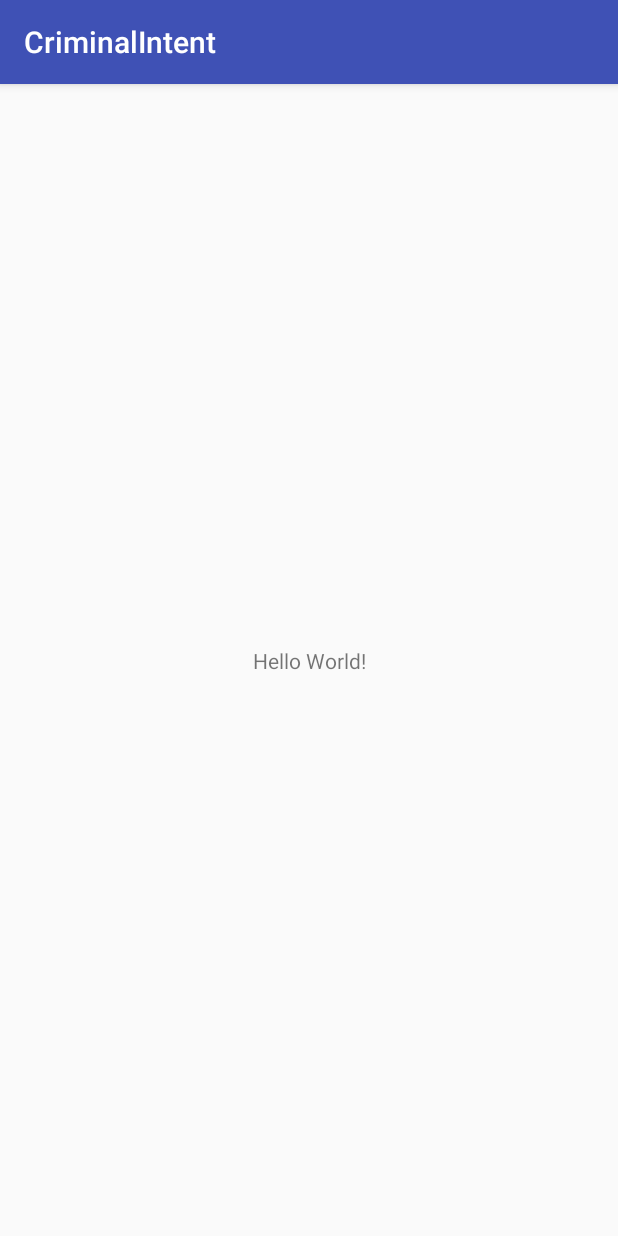
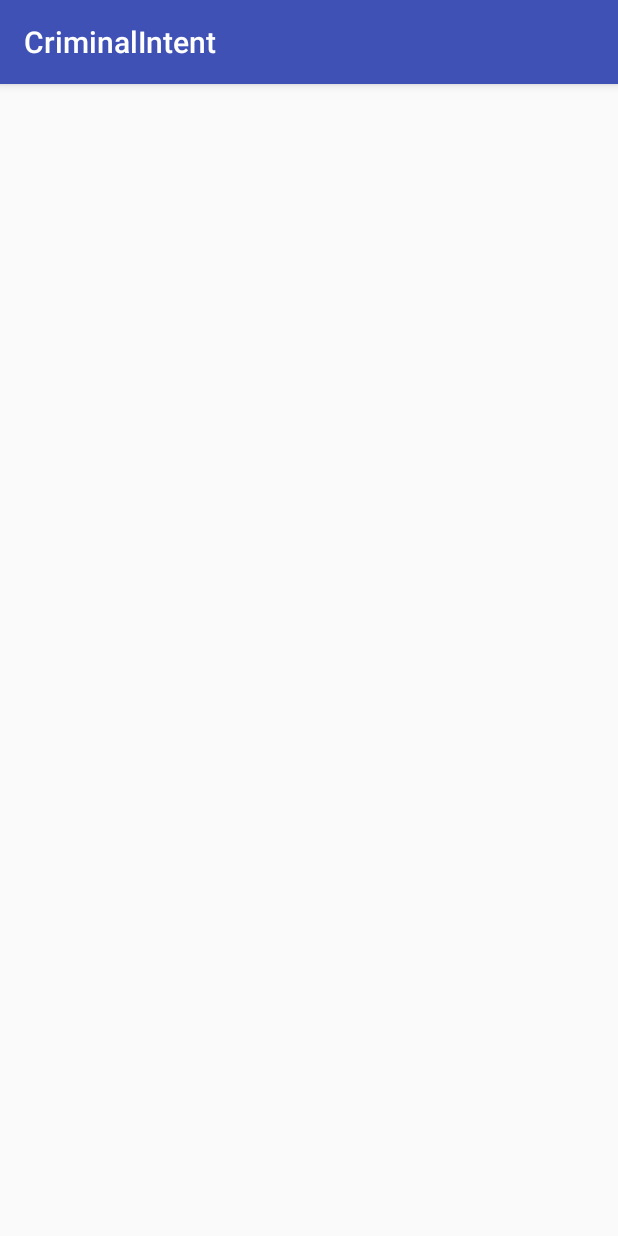
Before and after one commit to macuta/CriminalIntent, an Android app: the screen it shows after launch (CrimeActivity), on a phone screen of 412 x 824 dp. Run offline under Robolectric (Android 15) with nearby library versions, the phone set to English and light mode, and no system bars.

Commit message:
layout adjustment

```diff
--- a/app/src/main/res/layout/activity_crime.xml
+++ b/app/src/main/res/layout/activity_crime.xml
@@ -1,18 +1,5 @@
 <?xml version="1.0" encoding="utf-8"?>
-<android.support.constraint.ConstraintLayout xmlns:android="http://schemas.android.com/apk/res/android"
-    xmlns:app="http://schemas.android.com/apk/res-auto"
-    xmlns:tools="http://schemas.android.com/tools"
+<FrameLayout xmlns:android="http://schemas.android.com/apk/res/android"
+    android:id="@+id/fragment_container"
     android:layout_width="match_parent"
-    android:layout_height="match_parent"
-    tools:context="com.bignerdranch.android.criminalintent.CrimeActivity">
-
-    <TextView
-        android:layout_width="wrap_content"
-        android:layout_height="wrap_content"
-        android:text="Hello World!"
-        app:layout_constraintBottom_toBottomOf="parent"
-        app:layout_constraintLeft_toLeftOf="parent"
-        app:layout_constraintRight_toRightOf="parent"
-        app:layout_constraintTop_toTopOf="parent" />
-
-</android.support.constraint.ConstraintLayout>
+    android:layout_height="match_parent" />
```
